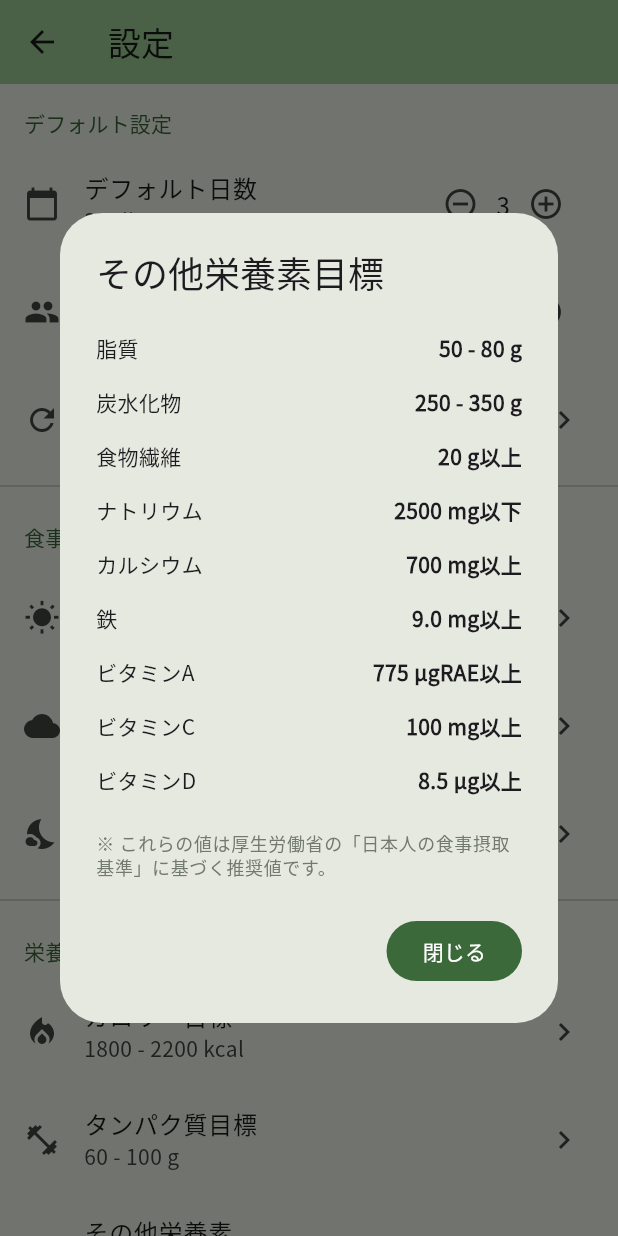
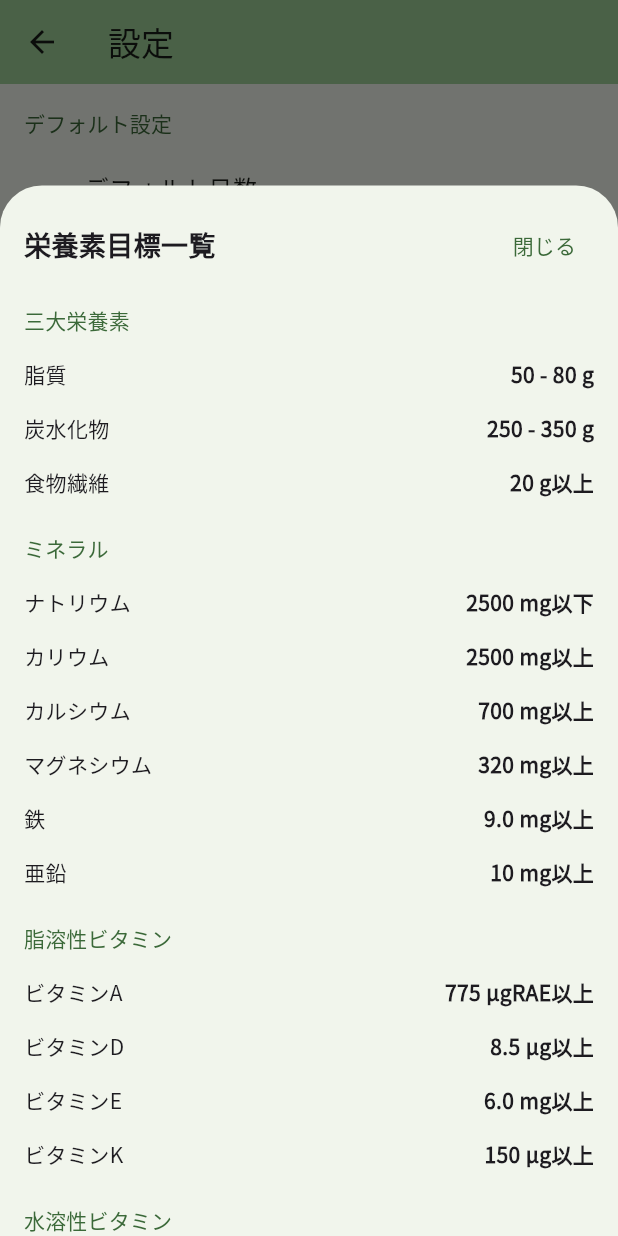
Before and after one commit to iwamaki/nutrition-optimizer, a Flutter app: the SettingsScreen screen opened directly, after a tap on "その他栄養素", on a phone screen of 412 x 824 dp. Run offline on Flutter 3.47's test engine with Material 3 defaults, Android fonts, the phone set to English and light mode, and no system bars; our stand-ins replace flutter_riverpod, google_fonts, riverpod_annotation, share_plus, shared_preferences; accounts and stored records are empty; generated files the repository leaves out were written again; network calls fail.

Commit message:
feat: 設定画面のアレルゲン・栄養素表示をボトムシートUIに統一
- アレルゲン除外設定をListTile+ボトムシート形式に変更
- 「その他栄養素」ダイアログを全21栄養素表示に拡充
- 栄養素をカテゴリ別（三大栄養素/ミネラル/脂溶性/水溶性ビタミン）にグループ化
- 献立生成モーダルと同じUIパターンで統一感を向上

Co-Authored-By: Claude Opus 4.5 <noreply@anthropic.com>

```diff
--- a/frontend/lib/presentation/screens/settings_screen.dart
+++ b/frontend/lib/presentation/screens/settings_screen.dart
@@ -460,40 +460,102 @@ class SettingsScreen extends ConsumerWidget {
   void _showOtherNutrientsDialog(BuildContext context, SettingsState settingsState) {
     final target = settingsState.nutrientTarget;
 
-    showDialog(
+    showModalBottomSheet(
       context: context,
-      builder: (context) => AlertDialog(
-        title: const Text('その他栄養素目標'),
-        content: SingleChildScrollView(
+      isScrollControlled: true,
+      builder: (context) => DraggableScrollableSheet(
+        initialChildSize: 0.85,
+        minChildSize: 0.5,
+        maxChildSize: 0.95,
+        expand: false,
+        builder: (context, scrollController) => SafeArea(
           child: Column(
-            mainAxisSize: MainAxisSize.min,
-            crossAxisAlignment: CrossAxisAlignment.start,
             children: [
+              Padding(
+                padding: const EdgeInsets.all(16),
+                child: Row(
+                  children: [
+                    const Expanded(
+                      child: Text(
+                        '栄養素目標一覧',
+                        style: TextStyle(fontSize: 18, fontWeight: FontWeight.bold),
+                      ),
+                    ),
+                    TextButton(
+                      onPressed: () => Navigator.pop(context),
+                      child: const Text('閉じる'),
+                    ),
+                  ],
+                ),
+              ),
+              Expanded(
+                child: ListView(
+                  controller: scrollController,
+                  padding: const EdgeInsets.symmetric(horizontal: 16),
+                  children: [
+                    // 三大栄養素
+                    _buildNutrientSection(context, '三大栄養素'),
                     _buildNutrientInfoRow('脂質', '${target.fatMin.toInt()} - ${target.fatMax.toInt()} g'),
                     _buildNutrientInfoRow('炭水化物', '${target.carbohydrateMin.toInt()} - ${target.carbohydrateMax.toInt()} g'),
                     _buildNutrientInfoRow('食物繊維', '${target.fiberMin.toInt()} g以上'),
+
+                    const SizedBox(height: 16),
+                    // ミネラル
+                    _buildNutrientSection(context, 'ミネラル'),
                     _buildNutrientInfoRow('ナトリウム', '${target.sodiumMax.toInt()} mg以下'),
+                    _buildNutrientInfoRow('カリウム', '${target.potassiumMin.toInt()} mg以上'),
                     _buildNutrientInfoRow('カルシウム', '${target.calciumMin.toInt()} mg以上'),
+                    _buildNutrientInfoRow('マグネシウム', '${target.magnesiumMin.toInt()} mg以上'),
                     _buildNutrientInfoRow('鉄', '${target.ironMin} mg以上'),
+                    _buildNutrientInfoRow('亜鉛', '${target.zincMin.toInt()} mg以上'),
+
+                    const SizedBox(height: 16),
+                    // 脂溶性ビタミン
+                    _buildNutrientSection(context, '脂溶性ビタミン'),
                     _buildNutrientInfoRow('ビタミンA', '${target.vitaminAMin.toInt()} μgRAE以上'),
+                    _buildNutrientInfoRow('ビタミンD', '${target.vitaminDMin} μg以上'),
+                    _buildNutrientInfoRow('ビタミンE', '${target.vitaminEMin} mg以上'),
+                    _buildNutrientInfoRow('ビタミンK', '${target.vitaminKMin.toInt()} μg以上'),
+
+                    const SizedBox(height: 16),
+                    // 水溶性ビタミン
+                    _buildNutrientSection(context, '水溶性ビタミン'),
+                    _buildNutrientInfoRow('ビタミンB1', '${target.vitaminB1Min} mg以上'),
+                    _buildNutrientInfoRow('ビタミンB2', '${target.vitaminB2Min} mg以上'),
+                    _buildNutrientInfoRow('ビタミンB6', '${target.vitaminB6Min} mg以上'),
+                    _buildNutrientInfoRow('ビタミンB12', '${target.vitaminB12Min} μg以上'),
+                    _buildNutrientInfoRow('ナイアシン', '${target.niacinMin} mgNE以上'),
+                    _buildNutrientInfoRow('パントテン酸', '${target.pantothenicAcidMin} mg以上'),
+                    _buildNutrientInfoRow('ビオチン', '${target.biotinMin.toInt()} μg以上'),
+                    _buildNutrientInfoRow('葉酸', '${target.folateMin.toInt()} μg以上'),
                     _buildNutrientInfoRow('ビタミンC', '${target.vitaminCMin.toInt()} mg以上'),
-              _buildNutrientInfoRow('ビタミンD', '${target.vitaminDMin} μg以上'),
-              const SizedBox(height: 16),
+
+                    const SizedBox(height: 24),
                     Text(
-                '※ これらの値は厚生労働省の「日本人の食事摂取基準」に基づく推奨値です。',
+                      '※ これらの値は厚生労働省の「日本人の食事摂取基準（2020年版）」に基づく推奨値です。',
                       style: Theme.of(context).textTheme.bodySmall?.copyWith(
                             color: Theme.of(context).colorScheme.outline,
+                          ),
+                    ),
+                    const SizedBox(height: 32),
+                  ],
                 ),
               ),
             ],
           ),
         ),
-        actions: [
-          FilledButton(
-            onPressed: () => Navigator.pop(context),
-            child: const Text('閉じる'),
       ),
-        ],
+    );
+  }
+
+  Widget _buildNutrientSection(BuildContext context, String title) {
+    return Padding(
+      padding: const EdgeInsets.only(bottom: 8),
+      child: Text(
+        title,
+        style: Theme.of(context).textTheme.titleSmall?.copyWith(
+              color: Theme.of(context).colorScheme.primary,
+            ),
       ),
     );
   }
@@ -512,24 +574,97 @@ class SettingsScreen extends ConsumerWidget {
   }
 
   Widget _buildAllergenSettings(BuildContext context, WidgetRef ref, SettingsState settingsState) {
-    return Padding(
-      padding: const EdgeInsets.symmetric(horizontal: 16, vertical: 8),
-      child: Wrap(
-        spacing: 8,
-        runSpacing: 8,
-        children: Allergen.values.map((allergen) {
+    final count = settingsState.excludedAllergens.length;
+    final displayText = count == 0
+        ? 'なし'
+        : settingsState.excludedAllergens.map((a) => a.displayName).join(', ');
+
+    return ListTile(
+      leading: const Icon(Icons.warning_amber),
+      title: const Text('除外するアレルゲン'),
+      subtitle: Text(
+        displayText,
+        maxLines: 1,
+        overflow: TextOverflow.ellipsis,
+      ),
+      trailing: Row(
+        mainAxisSize: MainAxisSize.min,
+        children: [
+          if (count > 0)
+            Container(
+              padding: const EdgeInsets.symmetric(horizontal: 8, vertical: 2),
+              decoration: BoxDecoration(
+                color: Theme.of(context).colorScheme.errorContainer,
+                borderRadius: BorderRadius.circular(12),
+              ),
+              child: Text(
+                '$count件',
+                style: TextStyle(
+                  fontSize: 12,
+                  color: Theme.of(context).colorScheme.onErrorContainer,
+                ),
+              ),
+            ),
+          const SizedBox(width: 4),
+          const Icon(Icons.chevron_right),
+        ],
+      ),
+      onTap: () => _showAllergenModal(context, ref),
+    );
+  }
+
+  void _showAllergenModal(BuildContext context, WidgetRef ref) {
+    showModalBottomSheet(
+      context: context,
+      isScrollControlled: true,
+      builder: (context) => Consumer(
+        builder: (context, ref, _) {
+          final settingsState = ref.watch(settingsNotifierProvider);
+          return SafeArea(
+            child: Column(
+              mainAxisSize: MainAxisSize.min,
+              children: [
+                Padding(
+                  padding: const EdgeInsets.all(16),
+                  child: Row(
+                    children: [
+                      const Expanded(
+                        child: Text(
+                          'アレルゲン除外',
+                          style: TextStyle(fontSize: 18, fontWeight: FontWeight.bold),
+                        ),
+                      ),
+                      TextButton(
+                        onPressed: () => Navigator.pop(context),
+                        child: const Text('完了'),
+                      ),
+                    ],
+                  ),
+                ),
+                const Padding(
+                  padding: EdgeInsets.symmetric(horizontal: 16),
+                  child: Text(
+                    '選択したアレルゲンを含む食材が使われた料理を除外します',
+                    style: TextStyle(fontSize: 13, color: Colors.grey),
+                  ),
+                ),
+                const SizedBox(height: 8),
+                ...Allergen.values.map((allergen) {
                   final isSelected = settingsState.excludedAllergens.contains(allergen);
-          return FilterChip(
-            label: Text(allergen.displayName),
-            selected: isSelected,
-            onSelected: (_) {
+                  return CheckboxListTile(
+                    title: Text(allergen.displayName),
+                    value: isSelected,
+                    activeColor: Theme.of(context).colorScheme.error,
+                    onChanged: (_) {
                       ref.read(settingsNotifierProvider.notifier).toggleAllergen(allergen);
                     },
-            avatar: isSelected
-                ? const Icon(Icons.block, size: 18)
-                : const Icon(Icons.check_circle_outline, size: 18),
                   );
-        }).toList(),
+                }),
+                const SizedBox(height: 16),
+              ],
+            ),
+          );
+        },
       ),
     );
   }
```
Lines whose indentation alone changed are shown as unchanged.
